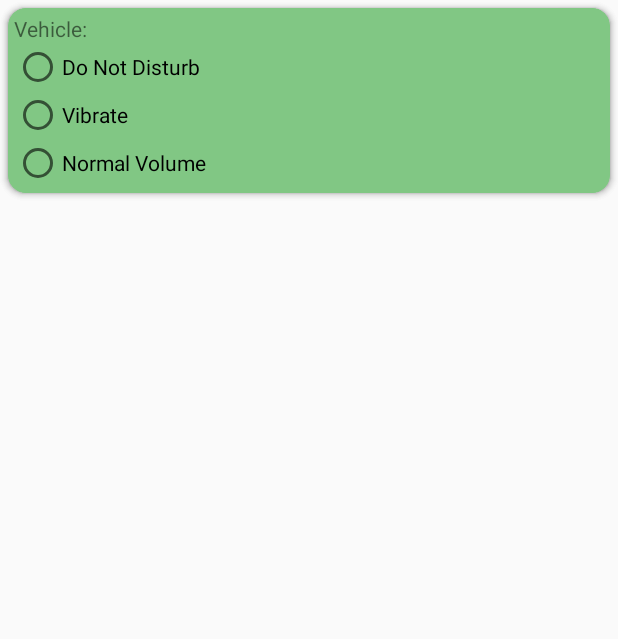
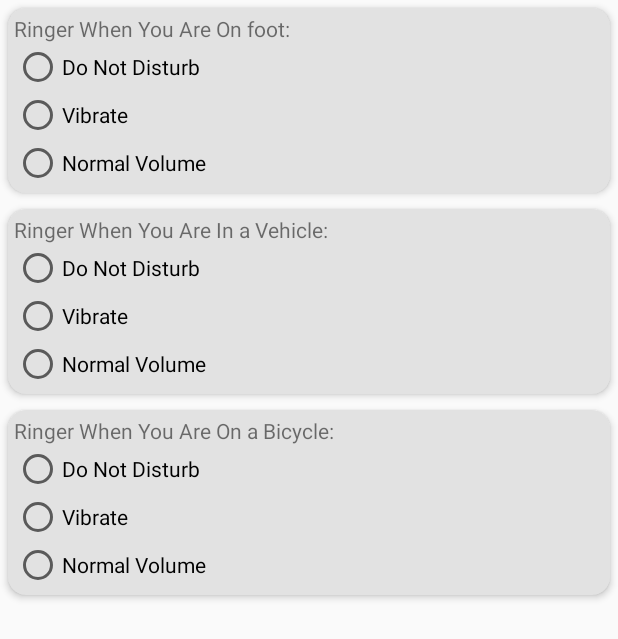
Before and after one commit to kkane098/ContextAwareRinger, an Android app: the layout activity.xml on its own in the app's theme, with its tools: preview values and no code run, on a phone screen of 412 x 824 dp. Shown: the top 639 px of the screen. Run offline under Robolectric (Android 15) with nearby library versions, the phone set to English and light mode, and no system bars.

Commit message:
Activity UI

```diff
--- a/ContextAwareRingerApp/app/src/main/java/com/example/ContextAwareRinger/Activities/ActivitiesActivity.kt
+++ b/ContextAwareRingerApp/app/src/main/java/com/example/ContextAwareRinger/Activities/ActivitiesActivity.kt
@@ -6,15 +6,30 @@ import android.view.LayoutInflater
 import android.view.View
 import android.view.ViewGroup
 import androidx.fragment.app.Fragment
+import com.example.ContextAwareRinger.ACTIVITY_LIST_FILENAME
+import com.example.ContextAwareRinger.Data.ActivityData
 import com.example.ContextAwareRinger.R
+import com.example.ContextAwareRinger.readActivityDataList
 
 
 class ActivitiesActivity(private val volumeMap: MutableMap<String, Int>) : Fragment(){
+
+    private val TAG = "ActivitiesActivity"
+    lateinit var mActivitiesDataList: MutableList<ActivityData>
+
     //TODO: look into making this class a fragment
     //TODO: Add plus button to UI
     //TODO: Change listview to cardview
     override fun onCreateView(inflater: LayoutInflater, container: ViewGroup?, savedInstanceState: Bundle?): View? {
         // Inflate the layout for this fragment
-        return inflater!!.inflate(R.layout.activity, container, false)
+        val rootView = inflater!!.inflate(R.layout.activity, container, false)
+
+        mActivitiesDataList = readActivityDataList(context!!, ACTIVITY_LIST_FILENAME).toMutableList()
+
+        if(mActivitiesDataList.size == 0){
+
+        }
+
+        return rootView
     }
 }
--- a/ContextAwareRingerApp/app/src/main/java/com/example/ContextAwareRinger/Data/ActivityData.kt
+++ b/ContextAwareRingerApp/app/src/main/java/com/example/ContextAwareRinger/Data/ActivityData.kt
@@ -2,5 +2,9 @@ package com.example.ContextAwareRinger.Data
 
 import kotlinx.serialization.*
 
+val ACTIVITY_VEHICLE = 0
+val ACTIVITY_FOOT = 1
+val ACTIVITY_BICYCLE = 2
+
 @Serializable
 data class ActivityData(val activityType: Int, val fenceKey: String, val ringerMode: Int)
--- a/ContextAwareRingerApp/app/src/main/res/layout/activity.xml
+++ b/ContextAwareRingerApp/app/src/main/res/layout/activity.xml
@@ -5,15 +5,12 @@
     android:layout_height="match_parent">
 
 
-
-
-
     <androidx.cardview.widget.CardView
         android:id="@+id/card_view_activity_on_foot"
         android:layout_width="match_parent"
         android:layout_height="wrap_content"
         android:layout_margin="5dp"
-        app:cardBackgroundColor="#81C784"
+        app:cardBackgroundColor="@color/cardBackground"
         app:cardCornerRadius="12dp"
         app:cardElevation="3dp"
         app:contentPadding="4dp">
@@ -27,7 +24,7 @@
                 android:id="@+id/activityOnFootTitle"
                 android:layout_width="wrap_content"
                 android:layout_height="wrap_content"
-                android:text="On foot: "
+                android:text="Ringer When You Are On foot: "
                 />
             <RadioButton
                 android:id="@+id/radioButtonOnFoot1"
@@ -56,9 +53,9 @@
         android:id="@+id/card_view_activity_vehicle"
         android:layout_width="match_parent"
         android:layout_height="wrap_content"
-        android:layout_below="@+id/card_view"
+        android:layout_below="@+id/card_view_activity_on_foot"
         android:layout_margin="5dp"
-        app:cardBackgroundColor="#81C784"
+        app:cardBackgroundColor="@color/cardBackground"
         app:cardCornerRadius="12dp"
         app:cardElevation="3dp"
         app:contentPadding="4dp">
@@ -72,7 +69,7 @@
                 android:id="@+id/activityVehicleTitle"
                 android:layout_width="wrap_content"
                 android:layout_height="wrap_content"
-                android:text="Vehicle: "
+                android:text="Ringer When You Are In a Vehicle: "
                 />
             <RadioButton
                 android:id="@+id/radioButtonVehicle1"
@@ -96,4 +93,50 @@
         </RadioGroup>
 
     </androidx.cardview.widget.CardView>
+
+    <androidx.cardview.widget.CardView
+        android:id="@+id/card_view_activity_bicycle"
+        android:layout_width="match_parent"
+        android:layout_height="wrap_content"
+        android:layout_below="@+id/card_view_activity_vehicle"
+        android:layout_margin="5dp"
+        app:cardBackgroundColor="@color/cardBackground"
+        app:cardCornerRadius="12dp"
+        app:cardElevation="3dp"
+        app:contentPadding="4dp">
+
+
+        <RadioGroup
+            android:id="@+id/activity_bicycle_radio"
+            android:layout_width="match_parent"
+            android:layout_height="match_parent">
+            <TextView
+                android:id="@+id/activityBicycleTitle"
+                android:layout_width="wrap_content"
+                android:layout_height="wrap_content"
+                android:text="Ringer When You Are On a Bicycle: "
+                />
+            <RadioButton
+                android:id="@+id/radioButtonBicycle1"
+                android:layout_width="match_parent"
+                android:layout_height="wrap_content"
+                android:text="Do Not Disturb" />
+
+            <RadioButton
+                android:id="@+id/radioButtonBicycle2"
+                android:layout_width="match_parent"
+                android:layout_height="wrap_content"
+                android:text="Vibrate" />
+
+            <RadioButton
+                android:id="@+id/radioButtonBicycle3"
+                android:layout_width="match_parent"
+                android:layout_height="wrap_content"
+                android:text="Normal Volume" />
+
+
+        </RadioGroup>
+
+    </androidx.cardview.widget.CardView>
+
 </RelativeLayout>
--- a/ContextAwareRingerApp/app/src/main/res/layout/headphones.xml
+++ b/ContextAwareRingerApp/app/src/main/res/layout/headphones.xml
@@ -23,7 +23,7 @@
                 android:id="@+id/headphonesInTitle"
                 android:layout_width="wrap_content"
                 android:layout_height="wrap_content"
-                android:text="Headphones In: " />
+                android:text="Ringer When You Plug Headphones In: " />
 
             <RadioButton
                 android:id="@+id/radioButtonHeadphone1"
@@ -69,7 +69,7 @@
                 android:id="@+id/headphonesOutTitle"
                 android:layout_width="wrap_content"
                 android:layout_height="wrap_content"
-                android:text="Headphones Out: " />
+                android:text="Ringer When You Unplug Headphones: " />
 
             <RadioButton
                 android:id="@+id/radioButtonHeadphone4"
```
